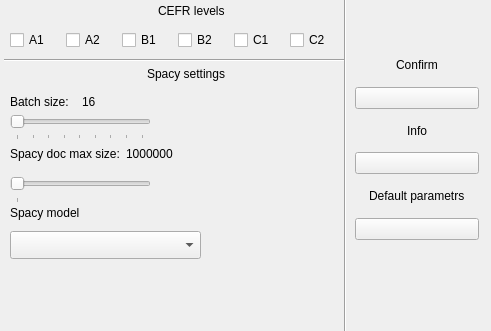
Above: ui/qt_forms/cefr_efllex_tab_form.ui from alexeikeler/Diplom before the change. Below: the same form after it.
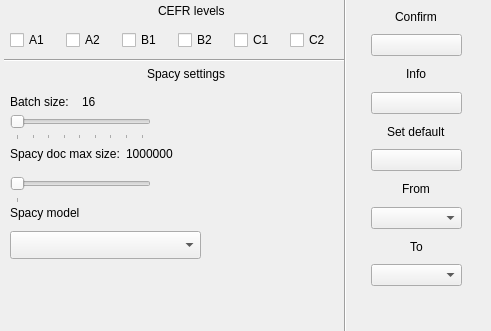
That is the form after the change. Icons and pictures are not drawn.

Commit message: Added translations from en to de and uk, using CEFR and EFLLEX method

```diff
--- a/ui/qt_forms/cefr_efllex_tab_form.ui
+++ b/ui/qt_forms/cefr_efllex_tab_form.ui
@@ -220,10 +220,10 @@
   <widget class="QWidget" name="verticalLayoutWidget">
    <property name="geometry">
     <rect>
-     <x>355</x>
-     <y>49</y>
-     <width>124</width>
-     <height>191</height>
+     <x>371</x>
+     <y>5</y>
+     <width>91</width>
+     <height>281</height>
     </rect>
    </property>
    <layout class="QVBoxLayout" name="verticalLayout">
@@ -266,7 +266,7 @@
     <item alignment="Qt::AlignHCenter">
      <widget class="QLabel" name="label_3">
       <property name="text">
-       <string>Default parametrs</string>
+       <string>Set default</string>
       </property>
      </widget>
     </item>
@@ -281,6 +281,26 @@
       </property>
      </widget>
     </item>
+    <item alignment="Qt::AlignHCenter">
+     <widget class="QLabel" name="label_6">
+      <property name="text">
+       <string>From</string>
+      </property>
+     </widget>
+    </item>
+    <item>
+     <widget class="QComboBox" name="src_lng_combo_box"/>
+    </item>
+    <item alignment="Qt::AlignHCenter">
+     <widget class="QLabel" name="label_7">
+      <property name="text">
+       <string>To</string>
+      </property>
+     </widget>
+    </item>
+    <item>
+     <widget class="QComboBox" name="trgt_lng_combo_box"/>
+    </item>
    </layout>
   </widget>
   <widget class="QLabel" name="label_4">
```
The commit also changes 13 other files.
